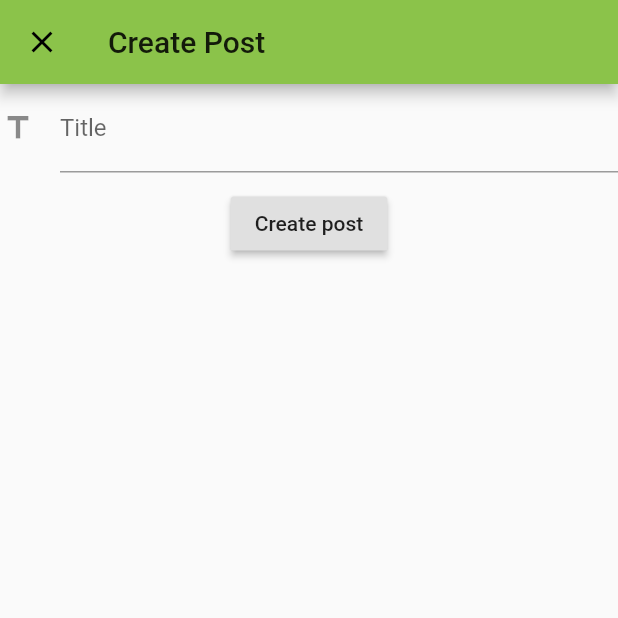
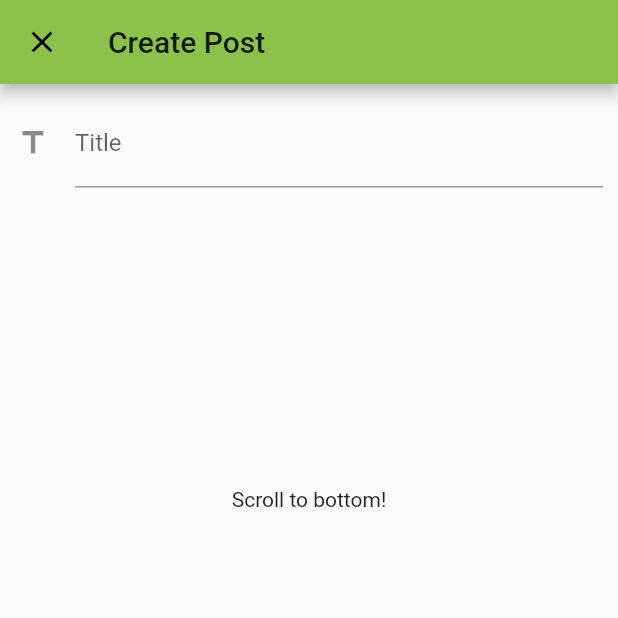
Before and after one commit to arya-aag/rawr-app, a Flutter app: the CreatePostPage screen opened by its route, on a phone screen of 412 x 824 dp, the top half of it. Run offline on Flutter 3.47's test engine with Material 2 defaults, Android fonts, the phone set to English and light mode, and no system bars.

Commit message:
Do not use state for BottomNavBar

```diff
--- a/lib/pages/create_post.dart
+++ b/lib/pages/create_post.dart
@@ -1,8 +1,4 @@
 import 'package:flutter/material.dart';
-
-import 'package:provider/provider.dart';
-
-import './../states/tab_state.dart';
 
 import './../widgets/post_edit_form.dart';
 // import './../widgets/bottom_navbar.dart';
@@ -17,7 +13,6 @@ class CreatePostPage extends StatefulWidget {
 class _CreatePostPageState extends State<CreatePostPage> {
   @override
   Widget build(BuildContext context) {
-    Provider.of<TabState>(context).currentIndex = 1;
     return Scaffold(
       appBar: AppBar(
         title: Text('Create Post'),
--- a/lib/widgets/post_edit_form.dart
+++ b/lib/widgets/post_edit_form.dart
@@ -13,9 +13,12 @@ class _PostEditFormState extends State<PostEditForm> {
 
   @override
   Widget build(BuildContext context) {
-    return Form(
+    return Container(
+      // margin: EdgeInsets.all(10.0),
+      child: Form(
         key: _formKey,
-      child: Column(
+        child: ListView(
+          padding: EdgeInsets.all(10.0),
           children: <Widget>[
             TextFormField(
               decoration: InputDecoration(
@@ -30,7 +33,13 @@ class _PostEditFormState extends State<PostEditForm> {
               },
             ),
             SizedBox(
-            height: 10.0,
+              height: 200.0,
+            ),
+            Center(
+              child: Text('Scroll to bottom!'),
+            ),
+            SizedBox(
+              height: 600.0,
             ),
             RaisedButton(
               child: Text('Create post'),
@@ -46,6 +55,7 @@ class _PostEditFormState extends State<PostEditForm> {
             ),
           ],
         ),
+      ),
     );
   }
 }
```
Also changed, not shown: lib/pages/account_details.dart (+1 -6 lines), lib/pages/home.dart (+1 -6 lines), lib/widgets/bottom_navbar.dart (+5 -6 lines). Lines whose indentation alone changed are shown as unchanged.
